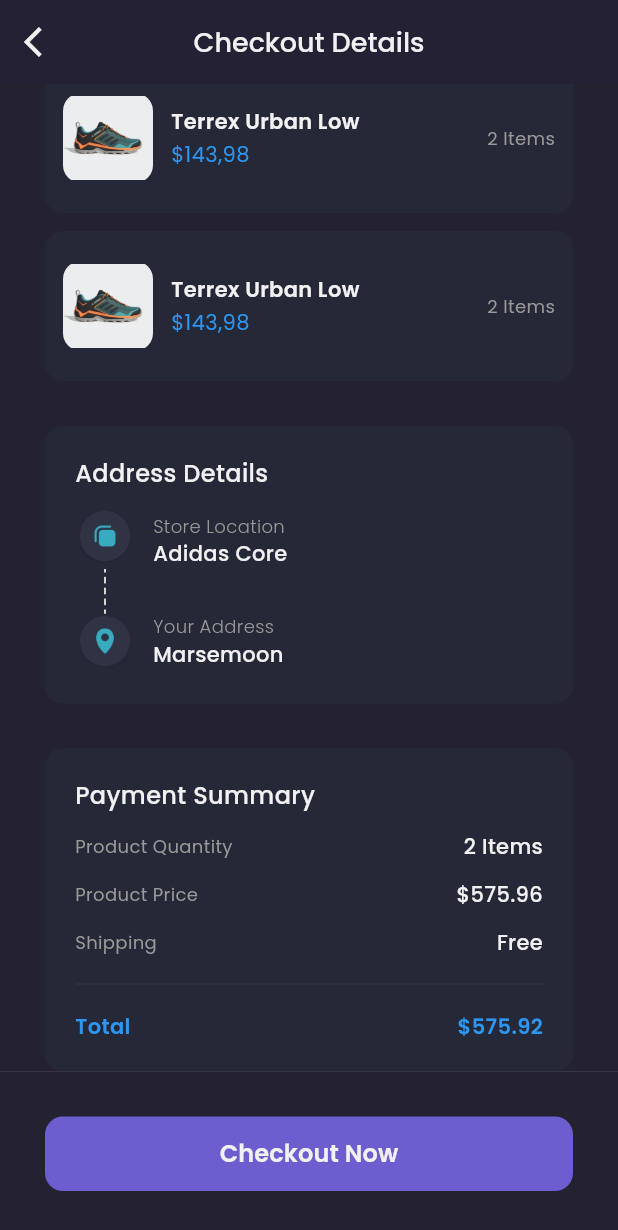
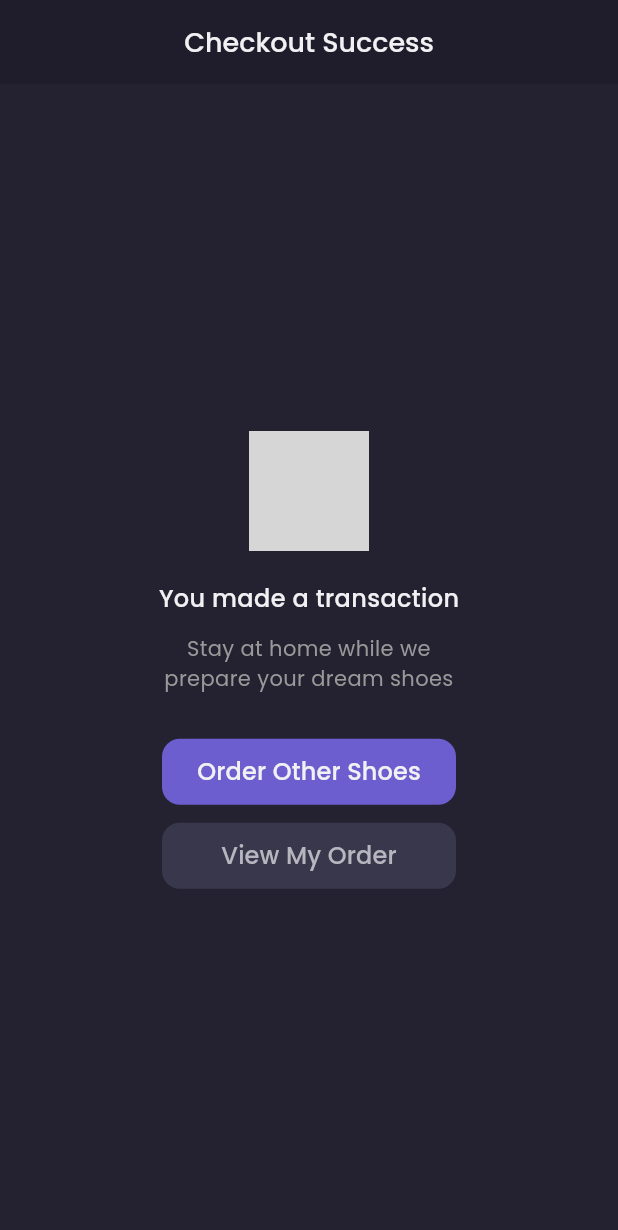
Before and after one commit to GuidoAugusta/shamo-frontend, a Flutter app: the CheckoutPage screen opened by its route, scrolled down 79 dp, after a tap on "Checkout Now", on a phone screen of 412 x 824 dp. Shown: the top 1230 px of the screen. Run offline on Flutter 3.47's test engine with Material 3 defaults, Android fonts, the phone set to English and light mode, and no system bars; our stand-ins replace carousel_slider, google_fonts; grey boxes are pictures that could not be loaded.

Commit message:
membuat checkout success page

```diff
--- a/lib/main.dart
+++ b/lib/main.dart
@@ -1,6 +1,7 @@
 import 'package:flutter/material.dart';
 import 'package:shamo/pages/cart_page.dart';
 import 'package:shamo/pages/checkout_page.dart';
+import 'package:shamo/pages/checkout_success_page.dart';
 import 'package:shamo/pages/detail_chat_page.dart';
 import 'package:shamo/pages/edit_profile_page.dart';
 import 'package:shamo/pages/home/main_page.dart';
@@ -28,6 +29,7 @@
         '/product': (context) => ProductPage(),
         '/cart': (context) => CartPage(),
         '/checkout': (context) => CheckoutPage(),
+        '/checkout-success': (context) => CheckoutSuccessPage(),
       },
     );
   }
--- a/lib/pages/checkout_page.dart
+++ b/lib/pages/checkout_page.dart
@@ -275,7 +275,10 @@
         child: Container(
           margin: EdgeInsets.all(defaultMargin),
           child: TextButton(
-            onPressed: () {},
+            onPressed: () {
+              Navigator.pushNamedAndRemoveUntil(
+                  context, '/checkout-success', (route) => false);
+            },
             style: TextButton.styleFrom(
               backgroundColor: primaryColor,
               shape: RoundedRectangleBorder(
--- /dev/null
+++ b/lib/pages/checkout_success_page.dart
@@ -0,0 +1,111 @@
+import 'package:flutter/material.dart';
+import 'package:shamo/theme.dart';
+
+class CheckoutSuccessPage extends StatelessWidget {
+  const CheckoutSuccessPage({super.key});
+
+  @override
+  Widget build(BuildContext context) {
+    PreferredSizeWidget header() {
+      return AppBar(
+        backgroundColor: backgroundColor1,
+        centerTitle: true,
+        title: Text(
+          'Checkout Success',
+          style: primaryTextStyle.copyWith(
+            fontSize: 18,
+            fontWeight: medium,
+          ),
+        ),
+        elevation: 0,
+      );
+    }
+
+    Widget content() {
+      return Center(
+        child: Column(
+          mainAxisAlignment: MainAxisAlignment.center,
+          children: [
+            Image.asset(
+              'assets/image_cart.png',
+              width: 80,
+            ),
+            SizedBox(
+              height: 20,
+            ),
+            Text(
+              'You made a transaction',
+              style: primaryTextStyle.copyWith(
+                fontSize: 16,
+                fontWeight: medium,
+              ),
+            ),
+            SizedBox(
+              height: 12,
+            ),
+            Text(
+              'Stay at home while we\nprepare your dream shoes',
+              style: secondaryTextStyle,
+              textAlign: TextAlign.center,
+            ),
+            Container(
+              width: 196,
+              height: 44,
+              margin: EdgeInsets.only(
+                top: defaultMargin,
+              ),
+              child: TextButton(
+                onPressed: () {
+                  Navigator.pushNamedAndRemoveUntil(
+                      context, '/home', (route) => false);
+                },
+                style: TextButton.styleFrom(
+                  backgroundColor: primaryColor,
+                  shape: RoundedRectangleBorder(
+                    borderRadius: BorderRadius.circular(12),
+                  ),
+                ),
+                child: Text(
+                  'Order Other Shoes',
+                  style: primaryTextStyle.copyWith(
+                    fontSize: 16,
+                    fontWeight: medium,
+                  ),
+                ),
+              ),
+            ),
+            Container(
+              width: 196,
+              height: 44,
+              margin: EdgeInsets.only(
+                top: 12,
+              ),
+              child: TextButton(
+                onPressed: () {},
+                style: TextButton.styleFrom(
+                  backgroundColor: Color(0xff39374B),
+                  shape: RoundedRectangleBorder(
+                    borderRadius: BorderRadius.circular(12),
+                  ),
+                ),
+                child: Text(
+                  'View My Order',
+                  style: primaryTextStyle.copyWith(
+                      fontSize: 16,
+                      fontWeight: medium,
+                      color: Color(0xffB7B6BF)),
+                ),
+              ),
+            ),
+          ],
+        ),
+      );
+    }
+
+    return Scaffold(
+      backgroundColor: backgroundColor3,
+      appBar: header(),
+      body: content(),
+    );
+  }
+}
```
